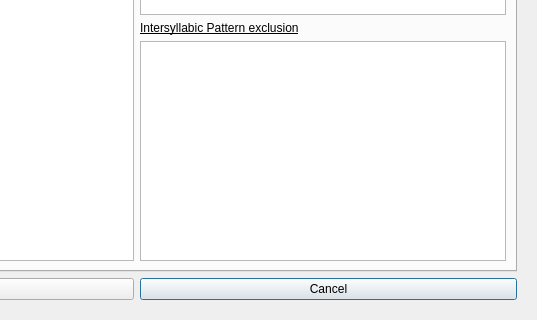
This is forms/langsettingswindow.ui in maelm-Epita/Noupharen as Qt 5 draws it before an edit; both pictures show x 263 to 800 and y 280 to 600 of the 800 by 600 pixel window. The edited form follows.
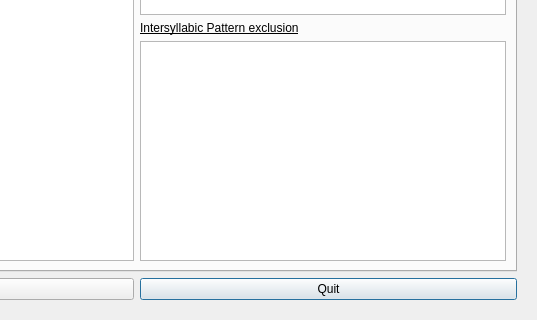
This is the edited form. The open tabs and pages were chosen to show the change. Icons and pictures are not drawn.

```diff
--- a/forms/langsettingswindow.ui
+++ b/forms/langsettingswindow.ui
@@ -33,7 +33,7 @@
       <item row="2" column="1">
        <widget class="QPushButton" name="cancelBtn">
         <property name="text">
-         <string>Cancel</string>
+         <string>Quit</string>
         </property>
        </widget>
       </item>
```
Left out of the diff: 30 changed lines with no effect on the pictures.
